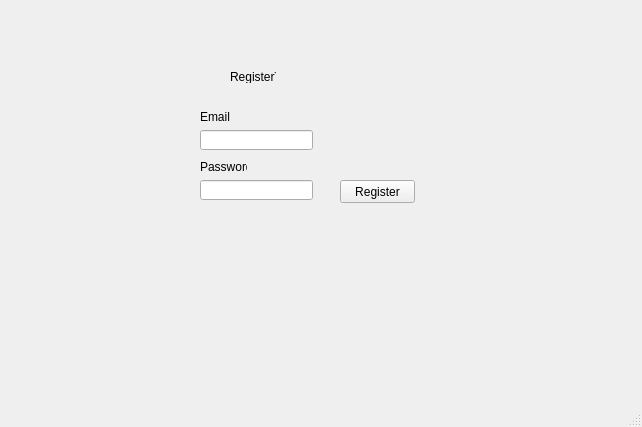
Before: the Qt Designer form RegisterScreen.ui in wilcer1/STMP, drawn with Qt 5.
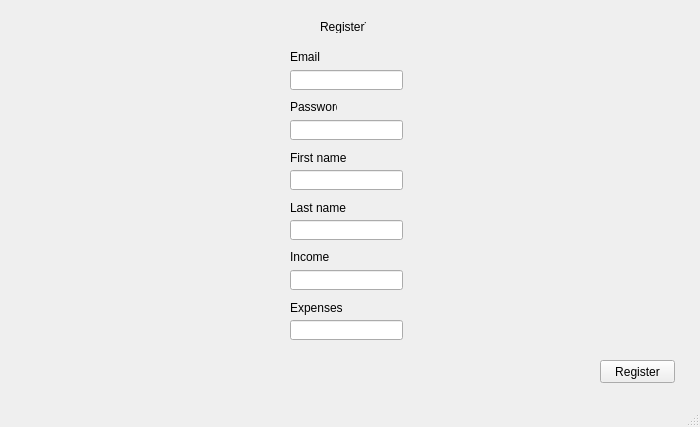
After: the same form once the commit is applied.

Commit message: Fixed singleton account class, edited registerscreen, fixed verify log in

What changed in the file:
```diff
--- a/RegisterScreen.ui
+++ b/RegisterScreen.ui
@@ -6,7 +6,7 @@
    <rect>
     <x>0</x>
     <y>0</y>
-    <width>642</width>
+    <width>700</width>
     <height>427</height>
    </rect>
   </property>
@@ -17,8 +17,8 @@
    <widget class="QLabel" name="label">
     <property name="geometry">
      <rect>
-      <x>230</x>
-      <y>70</y>
+      <x>320</x>
+      <y>20</y>
       <width>47</width>
       <height>13</height>
      </rect>
@@ -30,8 +30,8 @@
    <widget class="QLineEdit" name="lineEdit">
     <property name="geometry">
      <rect>
-      <x>200</x>
-      <y>130</y>
+      <x>290</x>
+      <y>70</y>
       <width>113</width>
       <height>20</height>
      </rect>
@@ -40,8 +40,8 @@
    <widget class="QLineEdit" name="lineEdit_2">
     <property name="geometry">
      <rect>
-      <x>200</x>
-      <y>180</y>
+      <x>290</x>
+      <y>120</y>
       <width>113</width>
       <height>20</height>
      </rect>
@@ -50,8 +50,8 @@
    <widget class="QLabel" name="label_2">
     <property name="geometry">
      <rect>
-      <x>200</x>
-      <y>110</y>
+      <x>290</x>
+      <y>50</y>
       <width>47</width>
       <height>13</height>
      </rect>
@@ -63,8 +63,8 @@
    <widget class="QLabel" name="label_3">
     <property name="geometry">
      <rect>
-      <x>200</x>
-      <y>160</y>
+      <x>290</x>
+      <y>100</y>
       <width>47</width>
       <height>13</height>
      </rect>
@@ -76,8 +76,8 @@
    <widget class="QPushButton" name="pushButton">
     <property name="geometry">
      <rect>
-      <x>340</x>
-      <y>180</y>
+      <x>600</x>
+      <y>360</y>
       <width>75</width>
       <height>23</height>
      </rect>
@@ -90,7 +90,7 @@
     <property name="geometry">
      <rect>
       <x>220</x>
-      <y>210</y>
+      <y>170</y>
       <width>47</width>
       <height>13</height>
      </rect>
@@ -99,6 +99,98 @@
      <string/>
     </property>
    </widget>
+   <widget class="QLineEdit" name="lineEdit_3">
+    <property name="geometry">
+     <rect>
+      <x>290</x>
+      <y>220</y>
+      <width>113</width>
+      <height>20</height>
+     </rect>
+    </property>
+   </widget>
+   <widget class="QLineEdit" name="lineEdit_4">
+    <property name="geometry">
+     <rect>
+      <x>290</x>
+      <y>170</y>
+      <width>113</width>
+      <height>20</height>
+     </rect>
+    </property>
+   </widget>
+   <widget class="QLabel" name="label_5">
+    <property name="geometry">
+     <rect>
+      <x>290</x>
+      <y>150</y>
+      <width>61</width>
+      <height>16</height>
+     </rect>
+    </property>
+    <property name="text">
+     <string>First name</string>
+    </property>
+   </widget>
+   <widget class="QLabel" name="label_6">
+    <property name="geometry">
+     <rect>
+      <x>290</x>
+      <y>200</y>
+      <width>61</width>
+      <height>16</height>
+     </rect>
+    </property>
+    <property name="text">
+     <string>Last name</string>
+    </property>
+   </widget>
+   <widget class="QLineEdit" name="lineEdit_5">
+    <property name="geometry">
+     <rect>
+      <x>290</x>
+      <y>320</y>
+      <width>113</width>
+      <height>20</height>
+     </rect>
+    </property>
+   </widget>
+   <widget class="QLineEdit" name="lineEdit_6">
+    <property name="geometry">
+     <rect>
+      <x>290</x>
+      <y>270</y>
+      <width>113</width>
+      <height>20</height>
+     </rect>
+    </property>
+   </widget>
+   <widget class="QLabel" name="label_7">
+    <property name="geometry">
+     <rect>
+      <x>290</x>
+      <y>250</y>
+      <width>47</width>
+      <height>13</height>
+     </rect>
+    </property>
+    <property name="text">
+     <string>Income</string>
+    </property>
+   </widget>
+   <widget class="QLabel" name="label_8">
+    <property name="geometry">
+     <rect>
+      <x>290</x>
+      <y>300</y>
+      <width>61</width>
+      <height>16</height>
+     </rect>
+    </property>
+    <property name="text">
+     <string>Expenses</string>
+    </property>
+   </widget>
   </widget>
   <widget class="QMenuBar" name="menubar">
    <property name="geometry">
```
Left out of the diff: 2 changed lines with no effect on the pictures. The commit also changes 7 other files.
